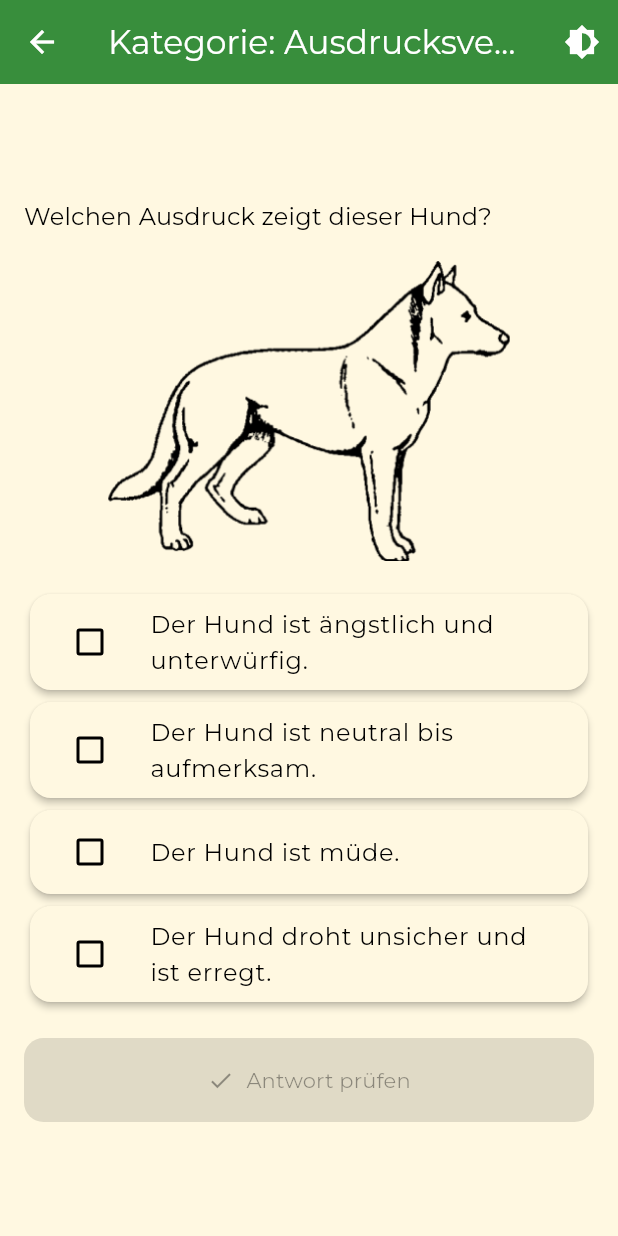
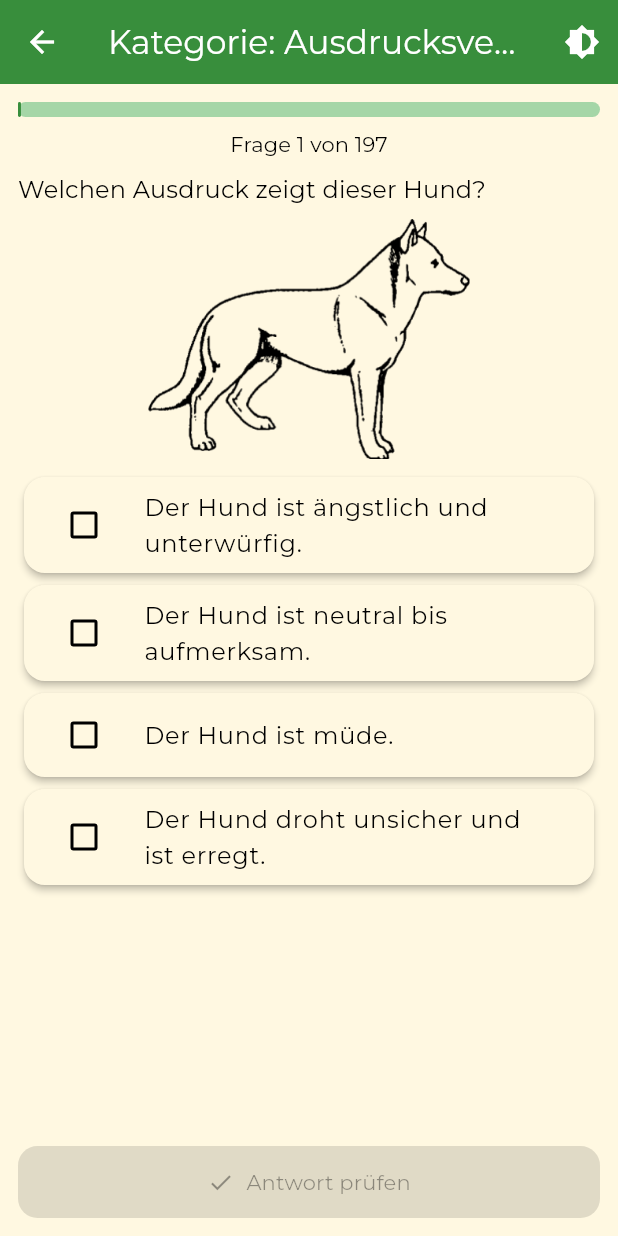
Before and after one commit to mildman1848/sachkundenachweis_app, a Flutter app: the QuizScreen screen opened directly, on a phone screen of 412 x 824 dp. Run offline on Flutter 3.47's test engine with Material 3 defaults, Android fonts, the phone set to English and light mode, and no system bars; our stand-ins replace lottie, shared_preferences; accounts and stored records are empty.

Commit message:
Aktualisieren von quiz_screen.dart

```diff
--- a/lib/screens/quiz_screen.dart
+++ b/lib/screens/quiz_screen.dart
@@ -10,20 +10,64 @@ import '../data/question_categories.dart';
 import '../theme/theme_notifier.dart';
 
 class QuizScreen extends StatefulWidget {
-  const QuizScreen({super.key});
+  const QuizScreen({super.key, this.singleQuestionId});
+
+  final int? singleQuestionId; // für Lernmodus/Einzelfrage, sonst null für Shuffle
 
   @override
   State<QuizScreen> createState() => _QuizScreenState();
 }
 
 class _QuizScreenState extends State<QuizScreen> {
-  List<int>? order;
-  int currentOrderIndex = 0;
+  late List<Question> _shuffledQuestions;
+  int currentIndex = 0;
   Set<int> selectedAnswers = {};
   bool submitted = false;
   bool loadingNext = false;
 
-  Question get currentQuestion => questions[order![currentOrderIndex]];
+  @override
+  void initState() {
+    super.initState();
+    _initQuiz();
+  }
+
+  void _initQuiz() {
+    if (widget.singleQuestionId != null) {
+      // Einzelmodus (aus Kategorie-Detail/Lernmodus)
+      _shuffledQuestions = [
+        questions.firstWhere((q) => q.id == widget.singleQuestionId)
+      ];
+    } else {
+      // Normales Quiz: mische alle Fragen, gewichte ungelernte
+      _shuffledQuestions = _buildPrioritizedShuffledQuestions();
+    }
+    currentIndex = 0;
+    selectedAnswers.clear();
+    submitted = false;
+    loadingNext = false;
+  }
+
+  List<Question> _buildPrioritizedShuffledQuestions() {
+    final learnedMap = <int, bool>{};
+    final weighted = <Question>[];
+
+    for (final q in questions) {
+      learnedMap[q.id] = false;
+    }
+
+    // Hole alle learned-Infos synchron (Workaround für reines Frontend, besser: mit await und FutureBuilder!)
+    // Hier: Für Demo alle als ungelernte behandeln
+    for (var q in questions) {
+      // Im echten Build kann man asynchron laden!
+      weighted.addAll([q, q, q]); // ungelernte 3x, gelernte 1x
+    }
+
+    // Shuffle
+    weighted.shuffle(Random());
+    return weighted.toSet().toList(); // doppelte vermeiden (Frage-ID)
+  }
+
+  Question get currentQuestion => _shuffledQuestions[currentIndex];
 
   String? get currentCategoryKey {
     for (final entry in questionCategories.entries) {
@@ -34,45 +78,6 @@ class _QuizScreenState extends State<QuizScreen> {
 
   String get currentCategoryTitle =>
       categoryTitles[currentCategoryKey] ?? 'Unbekannt';
-
-  @override
-  void initState() {
-    super.initState();
-    _initOrder();
-  }
-
-  Future<void> _initOrder() async {
-    final shuffled = await buildPrioritizedShuffledOrder();
-    setState(() {
-      order = shuffled;
-      currentOrderIndex = 0;
-      selectedAnswers.clear();
-      submitted = false;
-      loadingNext = false;
-    });
-  }
-
-  Future<List<int>> buildPrioritizedShuffledOrder() async {
-    final isLearnedMap = <int, bool>{};
-    for (final q in questions) {
-      isLearnedMap[q.id] = await ProgressStorage.isLearned(q.id);
-    }
-    final weighted = <int>[];
-    for (var i = 0; i < questions.length; i++) {
-      if (isLearnedMap[questions[i].id] == true) {
-        weighted.add(i);
-      } else {
-        weighted.addAll([i, i, i]);
-      }
-    }
-    weighted.shuffle(Random());
-    final seen = <int>{};
-    final ordered = <int>[];
-    for (final i in weighted) {
-      if (seen.add(i)) ordered.add(i);
-    }
-    return ordered;
-  }
 
   void toggleAnswer(int index) {
     if (submitted) return;
@@ -97,17 +102,22 @@ class _QuizScreenState extends State<QuizScreen> {
     setState(() {
       loadingNext = true;
     });
-
-    if (currentOrderIndex < order!.length - 1) {
+    await Future.delayed(const Duration(milliseconds: 200));
+    if (currentIndex < _shuffledQuestions.length - 1) {
       setState(() {
-        currentOrderIndex++;
+        currentIndex++;
         selectedAnswers.clear();
         submitted = false;
         loadingNext = false;
       });
     } else {
-      // Quiz komplett durchlaufen – neu mischen & von vorne beginnen
-      await _initOrder();
+      setState(() {
+        loadingNext = false;
+      });
+      ScaffoldMessenger.of(context).showSnackBar(
+        const SnackBar(content: Text("Du hast alle Fragen durchgespielt!")),
+      );
+      Navigator.of(context).pop(true);
     }
   }
 
@@ -128,20 +138,30 @@ class _QuizScreenState extends State<QuizScreen> {
     themeNotifier.themeMode = next;
   }
 
+  void popWithRefresh() {
+    Navigator.of(context).pop(true);
+  }
+
   @override
   Widget build(BuildContext context) {
-    if (order == null) {
-      return const Scaffold(
-        body: Center(child: CircularProgressIndicator()),
-      );
-    }
-
     final q = currentQuestion;
     final Color secondary = Theme.of(context).colorScheme.secondary;
 
-    return Scaffold(
+    return PopScope(
+      canPop: true,
+      onPopInvokedWithResult: (didPop, result) {
+        if (didPop) {
+          Navigator.of(context).pop(true);
+        }
+      },
+      child: Scaffold(
         appBar: AppBar(
           title: Text("Kategorie: $currentCategoryTitle"),
+          leading: IconButton(
+            icon: const Icon(Icons.arrow_back),
+            onPressed: popWithRefresh,
+            tooltip: "Zurück",
+          ),
           actions: [
             IconButton(
               icon: const Icon(Icons.brightness_6),
@@ -150,16 +170,28 @@ class _QuizScreenState extends State<QuizScreen> {
             )
           ],
         ),
-      body: LayoutBuilder(
-        builder: (context, constraints) {
-          final isWide = constraints.maxWidth > 600;
-          return Padding(
-            padding: const EdgeInsets.all(16),
-            child: Center(
-              child: ConstrainedBox(
-                constraints: BoxConstraints(
-                  maxWidth: isWide ? 700 : double.infinity,
+        body: Padding(
+          padding: const EdgeInsets.all(12),
+          child: Column(
+            children: [
+              // Fortschritt (nur im normalen Quiz-Modus)
+              if (widget.singleQuestionId == null) ...[
+                LinearProgressIndicator(
+                  value: (_shuffledQuestions.length <= 1)
+                      ? 1.0
+                      : (currentIndex + 1) / _shuffledQuestions.length,
+                  minHeight: 10,
+                  borderRadius: BorderRadius.circular(5),
                 ),
+                const SizedBox(height: 8),
+                Text(
+                  "Frage ${currentIndex + 1} von ${_shuffledQuestions.length}",
+                  style: Theme.of(context).textTheme.titleSmall,
+                ),
+                const SizedBox(height: 8),
+              ],
+              // Frage, Bild, Antworten - immer SCROLLBAR
+              Expanded(
                 child: SingleChildScrollView(
                   child: Column(
                     crossAxisAlignment: CrossAxisAlignment.start,
@@ -168,19 +200,19 @@ class _QuizScreenState extends State<QuizScreen> {
                         q.question,
                         style: Theme.of(context).textTheme.titleMedium,
                       ),
-                      const SizedBox(height: 18),
+                      const SizedBox(height: 8),
                       if (q.image != null)
                         Center(
                           child: ClipRRect(
                             borderRadius: BorderRadius.circular(14),
                             child: Image.asset(
                               q.image!,
-                              height: isWide ? 260 : 200,
+                              height: 160,
                               fit: BoxFit.contain,
                             ),
                           ),
                         ),
-                      const SizedBox(height: 18),
+                      const SizedBox(height: 8),
                       ...List.generate(q.answers.length, (index) {
                         final isSelected = selectedAnswers.contains(index);
                         final isCorrect = isCorrectAnswer(index);
@@ -248,50 +280,38 @@ class _QuizScreenState extends State<QuizScreen> {
                           ),
                         );
                       }),
-                      const SizedBox(height: 20),
-                      if (!submitted)
+                    ],
+                  ),
+                ),
+              ),
+              const SizedBox(height: 8),
+              // Button immer sichtbar unten
               SizedBox(
                 width: double.infinity,
                 child: ElevatedButton.icon(
-                            icon: const Icon(Icons.check),
-                            label: const Text("Antwort prüfen"),
+                  icon: submitted
+                      ? const Icon(Icons.arrow_forward)
+                      : const Icon(Icons.check),
+                  label: loadingNext
+                      ? const Text("Lädt ...")
+                      : (submitted ? const Text("Nächste Frage") : const Text("Antwort prüfen")),
                   style: ElevatedButton.styleFrom(
-                              padding: const EdgeInsets.symmetric(vertical: 18),
+                    padding: const EdgeInsets.symmetric(vertical: 14),
                     shape: RoundedRectangleBorder(
                       borderRadius: BorderRadius.circular(13),
                     ),
                   ),
-                            onPressed: selectedAnswers.isEmpty ? null : submitAnswer,
-                          ),
-                        )
-                      else ...[
-                        SizedBox(
-                          width: double.infinity,
-                          child: ElevatedButton.icon(
-                            icon: const Icon(Icons.arrow_forward),
-                            label: loadingNext
-                                ? const Text("Lädt ...")
-                                : (currentOrderIndex < order!.length - 1
-                                    ? const Text("Nächste Frage")
-                                    : const Text("Neu mischen und von vorne")),
-                            style: ElevatedButton.styleFrom(
-                              padding: const EdgeInsets.symmetric(vertical: 16),
-                              shape: RoundedRectangleBorder(
-                                borderRadius: BorderRadius.circular(12),
+                  onPressed: loadingNext
+                      ? null
+                      : (submitted
+                          ? nextQuestion
+                          : (selectedAnswers.isEmpty ? null : submitAnswer)),
                 ),
               ),
-                            onPressed: loadingNext ? null : nextQuestion,
-                          ),
-                        ),
-                      ],
             ],
           ),
         ),
       ),
-            ),
-          );
-        },
-      ),
     );
   }
 }
```
Lines whose indentation alone changed are shown as unchanged.
